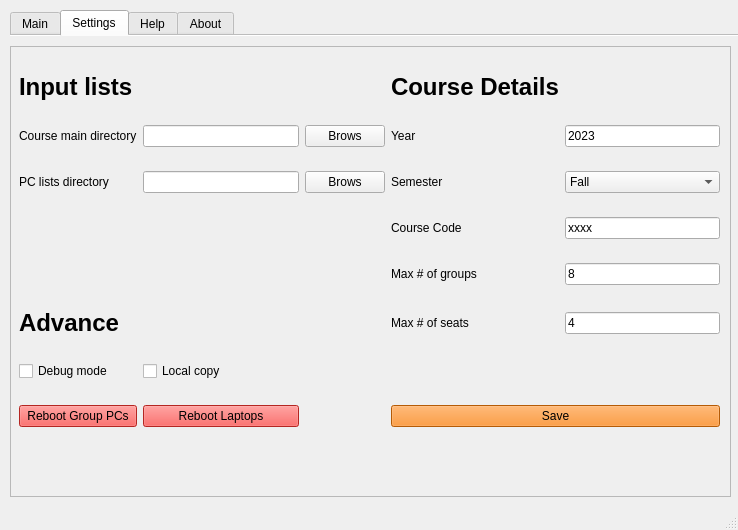
tdgskinner/yorku-phys-lab-seating, file YorkULabSeating.ui: the form before one commit.
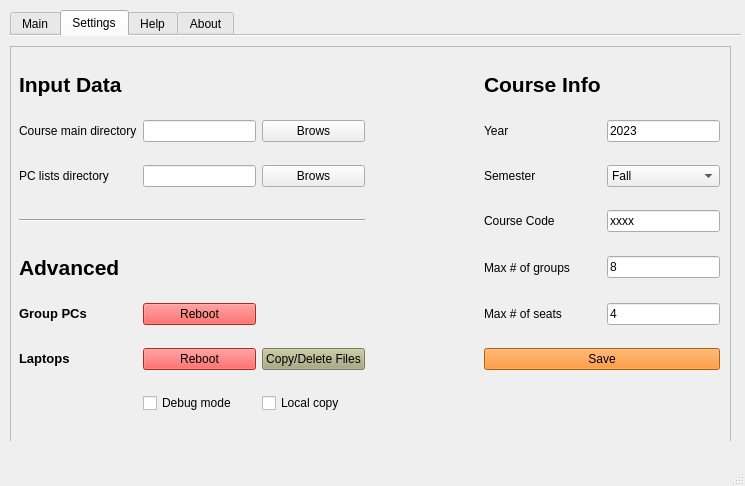
The form after the commit. The open tabs and pages were chosen to show the change. Icons and pictures are not drawn.

```diff
--- a/YorkULabSeating.ui
+++ b/YorkULabSeating.ui
@@ -6,8 +6,8 @@
    <rect>
     <x>0</x>
     <y>0</y>
-    <width>738</width>
-    <height>530</height>
+    <width>745</width>
+    <height>486</height>
    </rect>
   </property>
   <property name="sizePolicy">
@@ -29,7 +29,7 @@
       <x>10</x>
       <y>10</y>
       <width>731</width>
-      <height>491</height>
+      <height>431</height>
      </rect>
     </property>
     <property name="font">
@@ -426,7 +426,7 @@
         <x>0</x>
         <y>10</y>
         <width>721</width>
-        <height>451</height>
+        <height>401</height>
        </rect>
       </property>
       <property name="frameShape">
@@ -441,51 +441,137 @@
          <x>9</x>
          <y>9</y>
          <width>701</width>
-         <height>391</height>
+         <height>381</height>
         </rect>
        </property>
        <layout class="QGridLayout" name="gridLayout_4">
-        <item row="5" column="3">
-         <widget class="QLabel" name="label_14">
-          <property name="text">
-           <string>Max # of seats</string>
+        <item row="1" column="3">
+         <spacer name="horizontalSpacer">
+          <property name="orientation">
+           <enum>Qt::Horizontal</enum>
           </property>
-         </widget>
+          <property name="sizeHint" stdset="0">
+           <size>
+            <width>40</width>
+            <height>20</height>
+           </size>
+          </property>
+         </spacer>
         </item>
         <item row="6" column="1">
-         <widget class="QCheckBox" name="checkBox_localCopy">
+         <widget class="QPushButton" name="pushButton_rebootLaptops">
+          <property name="sizePolicy">
+           <sizepolicy hsizetype="Preferred" vsizetype="Fixed">
+            <horstretch>0</horstretch>
+            <verstretch>0</verstretch>
+           </sizepolicy>
+          </property>
+          <property name="font">
+           <font>
+            <family>Arial</family>
+           </font>
+          </property>
+          <property name="styleSheet">
+           <string notr="true">background-color: rgb(252, 53, 48);</string>
+          </property>
           <property name="text">
-           <string>Local copy</string>
+           <string>Reboot</string>
           </property>
          </widget>
         </item>
-        <item row="2" column="4">
-         <widget class="QComboBox" name="comboBox_semester">
-          <item>
-           <property name="text">
-            <string>Fall</string>
-           </property>
-          </item>
-          <item>
-           <property name="text">
-            <string>Winter</string>
-           </property>
-          </item>
-          <item>
-           <property name="text">
-            <string>Summer</string>
-           </property>
-          </item>
+        <item row="6" column="2">
+         <widget class="QPushButton" name="pushButton_lpc_remote_files">
+          <property name="styleSheet">
+           <string notr="true">background-color: rgb(170, 170, 127);</string>
+          </property>
+          <property name="text">
+           <string>Copy/Delete Files</string>
+          </property>
          </widget>
         </item>
-        <item row="6" column="0">
+        <item row="5" column="1">
+         <widget class="QPushButton" name="pushButton_rebootPCs">
+          <property name="sizePolicy">
+           <sizepolicy hsizetype="Preferred" vsizetype="Fixed">
+            <horstretch>0</horstretch>
+            <verstretch>0</verstretch>
+           </sizepolicy>
+          </property>
+          <property name="font">
+           <font>
+            <family>Arial</family>
+           </font>
+          </property>
+          <property name="styleSheet">
+           <string notr="true">background-color: rgb(252, 53, 48);</string>
+          </property>
+          <property name="text">
+           <string>Reboot</string>
+          </property>
+         </widget>
+        </item>
+        <item row="3" column="5">
+         <widget class="QLineEdit" name="lineEdit_code">
+          <property name="font">
+           <font>
+            <weight>50</weight>
+            <bold>false</bold>
+           </font>
+          </property>
+          <property name="text">
+           <string>xxxx</string>
+          </property>
+         </widget>
+        </item>
+        <item row="2" column="2">
+         <widget class="QPushButton" name="pushButton_pc_browse">
+          <property name="text">
+           <string>Brows</string>
+          </property>
+         </widget>
+        </item>
+        <item row="2" column="1">
+         <widget class="QLineEdit" name="lineEdit_pc_dir">
+          <property name="text">
+           <string/>
+          </property>
+         </widget>
+        </item>
+        <item row="1" column="4">
+         <widget class="QLabel" name="label_33">
+          <property name="font">
+           <font>
+            <weight>50</weight>
+            <bold>false</bold>
+           </font>
+          </property>
+          <property name="text">
+           <string>Year</string>
+          </property>
+         </widget>
+        </item>
+        <item row="2" column="0">
+         <widget class="QLabel" name="label_47">
+          <property name="text">
+           <string>PC lists directory</string>
+          </property>
+         </widget>
+        </item>
+        <item row="9" column="1">
          <widget class="QCheckBox" name="checkBox_debugMode">
           <property name="text">
            <string>Debug mode</string>
           </property>
          </widget>
         </item>
-        <item row="8" column="3" colspan="2">
+        <item row="9" column="2">
+         <widget class="QCheckBox" name="checkBox_localCopy">
+          <property name="text">
+           <string>Local copy</string>
+          </property>
+         </widget>
+        </item>
+        <item row="6" column="4" colspan="2">
          <widget class="QPushButton" name="pushButton_save_settings">
           <property name="styleSheet">
            <string notr="true">background-color: rgb(253, 128, 8);</string>
@@ -496,6 +582,46 @@
          </widget>
         </item>
         <item row="5" column="0">
+         <widget class="QLabel" name="label_40">
+          <property name="sizePolicy">
+           <sizepolicy hsizetype="Preferred" vsizetype="Fixed">
+            <horstretch>0</horstretch>
+            <verstretch>0</verstretch>
+           </sizepolicy>
+          </property>
+          <property name="font">
+           <font>
+            <pointsize>10</pointsize>
+            <weight>75</weight>
+            <bold>true</bold>
+           </font>
+          </property>
+          <property name="text">
+           <string>Group PCs</string>
+          </property>
+         </widget>
+        </item>
+        <item row="6" column="0">
+         <widget class="QLabel" name="label_42">
+          <property name="sizePolicy">
+           <sizepolicy hsizetype="Preferred" vsizetype="Fixed">
+            <horstretch>0</horstretch>
+            <verstretch>0</verstretch>
+           </sizepolicy>
+          </property>
+          <property name="font">
+           <font>
+            <pointsize>10</pointsize>
+            <weight>75</weight>
+            <bold>true</bold>
+           </font>
+          </property>
+          <property name="text">
+           <string>Laptops</string>
+          </property>
+         </widget>
+        </item>
+        <item row="4" column="0">
          <widget class="QLabel" name="label_39">
           <property name="sizePolicy">
            <sizepolicy hsizetype="Preferred" vsizetype="Fixed">
@@ -505,68 +631,26 @@
           </property>
           <property name="font">
            <font>
-            <pointsize>18</pointsize>
+            <pointsize>16</pointsize>
             <weight>75</weight>
             <bold>true</bold>
            </font>
           </property>
           <property name="text">
-           <string>Advance</string>
+           <string>Advanced</string>
           </property>
          </widget>
         </item>
-        <item row="4" column="3">
-         <widget class="QLabel" name="label_45">
-          <property name="text">
-           <string>Max # of groups</string>
-          </property>
-         </widget>
-        </item>
-        <item row="1" column="2">
-         <widget class="QPushButton" name="pushButton_course_dir_browse">
-          <property name="text">
-           <string>Brows</string>
-          </property>
-         </widget>
-        </item>
-        <item row="2" column="3">
-         <widget class="QLabel" name="label_36">
-          <property name="text">
-           <string>Semester</string>
-          </property>
-         </widget>
-        </item>
-        <item row="4" column="4">
-         <widget class="QLineEdit" name="lineEdit_ngroups">
-          <property name="text">
-           <string>8</string>
-          </property>
-         </widget>
-        </item>
-        <item row="1" column="1">
-         <widget class="QLineEdit" name="lineEdit_course_dir">
-          <property name="text">
-           <string/>
-          </property>
-         </widget>
-        </item>
-        <item row="0" column="0">
-         <widget class="QLabel" name="label_38">
-          <property name="sizePolicy">
-           <sizepolicy hsizetype="Preferred" vsizetype="Fixed">
-            <horstretch>0</horstretch>
-            <verstretch>0</verstretch>
-           </sizepolicy>
-          </property>
+        <item row="3" column="4">
+         <widget class="QLabel" name="label_46">
           <property name="font">
            <font>
-            <pointsize>18</pointsize>
-            <weight>75</weight>
-            <bold>true</bold>
+            <weight>50</weight>
+            <bold>false</bold>
            </font>
           </property>
           <property name="text">
-           <string>Input lists</string>
+           <string>Course Code</string>
           </property>
          </widget>
         </item>
@@ -583,27 +667,28 @@
           </property>
          </widget>
         </item>
-        <item row="5" column="4">
+        <item row="0" column="4">
+         <widget class="QLabel" name="label_32">
+          <property name="font">
+           <font>
+            <pointsize>16</pointsize>
+            <weight>75</weight>
+            <bold>true</bold>
+           </font>
+          </property>
+          <property name="text">
+           <string>Course Info</string>
+          </property>
+         </widget>
+        </item>
+        <item row="5" column="5">
          <widget class="QLineEdit" name="lineEdit_nbenches">
           <property name="text">
            <string>4</string>
           </property>
          </widget>
         </item>
-        <item row="3" column="3">
-         <widget class="QLabel" name="label_46">
-          <property name="font">
-           <font>
-            <weight>50</weight>
-            <bold>false</bold>
-           </font>
-          </property>
-          <property name="text">
-           <string>Course Code</string>
-          </property>
-         </widget>
-        </item>
-        <item row="1" column="4">
+        <item row="1" column="5">
          <widget class="QLineEdit" name="lineEdit_year">
           <property name="font">
            <font>
@@ -616,109 +701,94 @@
           </property>
          </widget>
         </item>
-        <item row="0" column="3">
-         <widget class="QLabel" name="label_32">
+        <item row="5" column="4">
+         <widget class="QLabel" name="label_14">
+          <property name="text">
+           <string>Max # of seats</string>
+          </property>
+         </widget>
+        </item>
+        <item row="2" column="5">
+         <widget class="QComboBox" name="comboBox_semester">
+          <item>
+           <property name="text">
+            <string>Fall</string>
+           </property>
+          </item>
+          <item>
+           <property name="text">
+            <string>Winter</string>
+           </property>
+          </item>
+          <item>
+           <property name="text">
+            <string>Summer</string>
+           </property>
+          </item>
+         </widget>
+        </item>
+        <item row="4" column="4">
+         <widget class="QLabel" name="label_45">
+          <property name="text">
+           <string>Max # of groups</string>
+          </property>
+         </widget>
+        </item>
+        <item row="1" column="1">
+         <widget class="QLineEdit" name="lineEdit_course_dir">
+          <property name="text">
+           <string/>
+          </property>
+         </widget>
+        </item>
+        <item row="4" column="5">
+         <widget class="QLineEdit" name="lineEdit_ngroups">
+          <property name="text">
+           <string>8</string>
+          </property>
+         </widget>
+        </item>
+        <item row="0" column="0">
+         <widget class="QLabel" name="label_38">
+          <property name="sizePolicy">
+           <sizepolicy hsizetype="Preferred" vsizetype="Fixed">
+            <horstretch>0</horstretch>
+            <verstretch>0</verstretch>
+           </sizepolicy>
+          </property>
           <property name="font">
            <font>
-            <pointsize>18</pointsize>
+            <pointsize>16</pointsize>
             <weight>75</weight>
             <bold>true</bold>
            </font>
           </property>
           <property name="text">
-           <string>Course Details</string>
+           <string>Input Data</string>
           </property>
          </widget>
         </item>
-        <item row="3" column="4">
-         <widget class="QLineEdit" name="lineEdit_code">
-          <property name="font">
-           <font>
-            <weight>50</weight>
-            <bold>false</bold>
-           </font>
-          </property>
+        <item row="2" column="4">
+         <widget class="QLabel" name="label_36">
           <property name="text">
-           <string>xxxx</string>
+           <string>Semester</string>
           </property>
          </widget>
         </item>
-        <item row="1" column="3">
-         <widget class="QLabel" name="label_33">
-          <property name="font">
-           <font>
-            <weight>50</weight>
-            <bold>false</bold>
-           </font>
-          </property>
-          <property name="text">
-           <string>Year</string>
-          </property>
-         </widget>
-        </item>
-        <item row="2" column="1">
-         <widget class="QLineEdit" name="lineEdit_pc_dir">
-          <property name="text">
-           <string/>
-          </property>
-         </widget>
-        </item>
-        <item row="2" column="0">
-         <widget class="QLabel" name="label_47">
-          <property name="text">
-           <string>PC lists directory</string>
-          </property>
-         </widget>
-        </item>
-        <item row="8" column="1">
-         <widget class="QPushButton" name="pushButton_rebootLaptops">
-          <property name="sizePolicy">
-           <sizepolicy hsizetype="Preferred" vsizetype="Fixed">
-            <horstretch>0</horstretch>
-            <verstretch>0</verstretch>
-           </sizepolicy>
-          </property>
-          <property name="font">
-           <font>
-            <family>Arial</family>
-           </font>
-          </property>
-          <property name="styleSheet">
-           <string notr="true">background-color: rgb(252, 53, 48);</string>
-          </property>
-          <property name="text">
-           <string>Reboot Laptops</string>
-          </property>
-         </widget>
-        </item>
-        <item row="8" column="0">
-         <widget class="QPushButton" name="pushButton_rebootPCs">
-          <property name="sizePolicy">
-           <sizepolicy hsizetype="Preferred" vsizetype="Fixed">
-            <horstretch>0</horstretch>
-            <verstretch>0</verstretch>
-           </sizepolicy>
-          </property>
-          <property name="font">
-           <font>
-            <family>Arial</family>
-           </font>
-          </property>
-          <property name="styleSheet">
-           <string notr="true">background-color: rgb(252, 53, 48);</string>
-          </property>
-          <property name="text">
-           <string>Reboot Group PCs</string>
-          </property>
-         </widget>
-        </item>
-        <item row="2" column="2">
-         <widget class="QPushButton" name="pushButton_pc_browse">
+        <item row="1" column="2">
+         <widget class="QPushButton" name="pushButton_course_dir_browse">
           <property name="text">
            <string>Brows</string>
           </property>
          </widget>
         </item>
+        <item row="3" column="0" colspan="3">
+         <widget class="Line" name="line">
+          <property name="orientation">
+           <enum>Qt::Horizontal</enum>
+          </property>
+         </widget>
+        </item>
        </layout>
       </widget>
      </widget>
```
Left out of the diff: 247 changed lines with no effect on the pictures.
